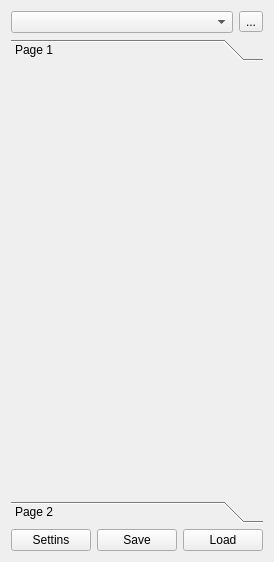
The window that chatlist.ui (armarkaryan/aiOr) describes before a commit, drawn with Qt 5.
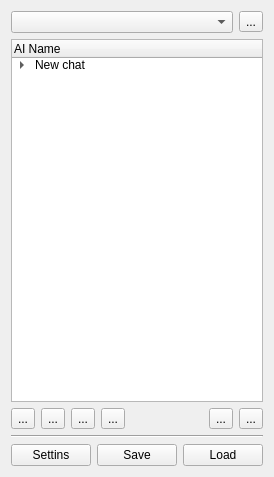
The same window after the commit. Icons and pictures are not drawn.

Commit message: feat: add Chat list control buttons

Diff of the .ui file:
```diff
--- a/chatlist.ui
+++ b/chatlist.ui
@@ -7,7 +7,7 @@
     <x>0</x>
     <y>0</y>
     <width>263</width>
-    <height>562</height>
+    <height>477</height>
    </rect>
   </property>
   <property name="windowTitle">
@@ -45,36 +45,116 @@
     </layout>
    </item>
    <item>
-    <widget class="QToolBox" name="tb_ChatList">
-     <property name="currentIndex">
-      <number>0</number>
+    <widget class="QTreeWidget" name="tw_ChatList">
+     <property name="dragDropMode">
+      <enum>QAbstractItemView::DragDropMode::InternalMove</enum>
      </property>
-     <widget class="QWidget" name="page">
-      <property name="geometry">
-       <rect>
-        <x>0</x>
-        <y>0</y>
-        <width>245</width>
-        <height>406</height>
-       </rect>
+     <column>
+      <property name="text">
+       <string>AI Name</string>
       </property>
-      <attribute name="label">
-       <string>Page 1</string>
-      </attribute>
-     </widget>
-     <widget class="QWidget" name="page_2">
-      <property name="geometry">
-       <rect>
-        <x>0</x>
-        <y>0</y>
-        <width>245</width>
-        <height>406</height>
-       </rect>
+     </column>
+     <item>
+      <property name="text">
+       <string>New chat</string>
       </property>
-      <attribute name="label">
-       <string>Page 2</string>
-      </attribute>
-     </widget>
+      <item>
+       <property name="text">
+        <string>New Subitem</string>
+       </property>
+      </item>
+      <item>
+       <property name="text">
+        <string>New Subitem</string>
+       </property>
+      </item>
+      <item>
+       <property name="text">
+        <string>New Subitem</string>
+       </property>
+      </item>
+      <item>
+       <property name="text">
+        <string>New Item</string>
+       </property>
+      </item>
+      <item>
+       <property name="text">
+        <string>New Item</string>
+       </property>
+      </item>
+      <item>
+       <property name="text">
+        <string>New Item</string>
+       </property>
+      </item>
+     </item>
+    </widget>
+   </item>
+   <item>
+    <layout class="QHBoxLayout" name="horizontalLayout">
+     <item>
+      <widget class="QToolButton" name="tb_ChatMoveUp">
+       <property name="text">
+        <string>...</string>
+       </property>
+      </widget>
+     </item>
+     <item>
+      <widget class="QToolButton" name="tb_ChatMoveDown">
+       <property name="text">
+        <string>...</string>
+       </property>
+      </widget>
+     </item>
+     <item>
+      <widget class="QToolButton" name="toolButton_3">
+       <property name="text">
+        <string>...</string>
+       </property>
+      </widget>
+     </item>
+     <item>
+      <widget class="QToolButton" name="toolButton_4">
+       <property name="text">
+        <string>...</string>
+       </property>
+      </widget>
+     </item>
+     <item>
+      <spacer name="horizontalSpacer">
+       <property name="orientation">
+        <enum>Qt::Orientation::Horizontal</enum>
+       </property>
+       <property name="sizeHint" stdset="0">
+        <size>
+         <width>40</width>
+         <height>20</height>
+        </size>
+       </property>
+      </spacer>
+     </item>
+     <item>
+      <widget class="QToolButton" name="tb_ChatAdd">
+       <property name="text">
+        <string>...</string>
+       </property>
+      </widget>
+     </item>
+     <item>
+      <widget class="QToolButton" name="tb_ChatRemove">
+       <property name="text">
+        <string>...</string>
+       </property>
+      </widget>
+     </item>
+    </layout>
+   </item>
+   <item>
+    <widget class="Line" name="line_Buttom">
+     <property name="orientation">
+      <enum>Qt::Orientation::Horizontal</enum>
+     </property>
     </widget>
    </item>
    <item>
```
Left out of the diff: 2 changed lines with no effect on the pictures.
